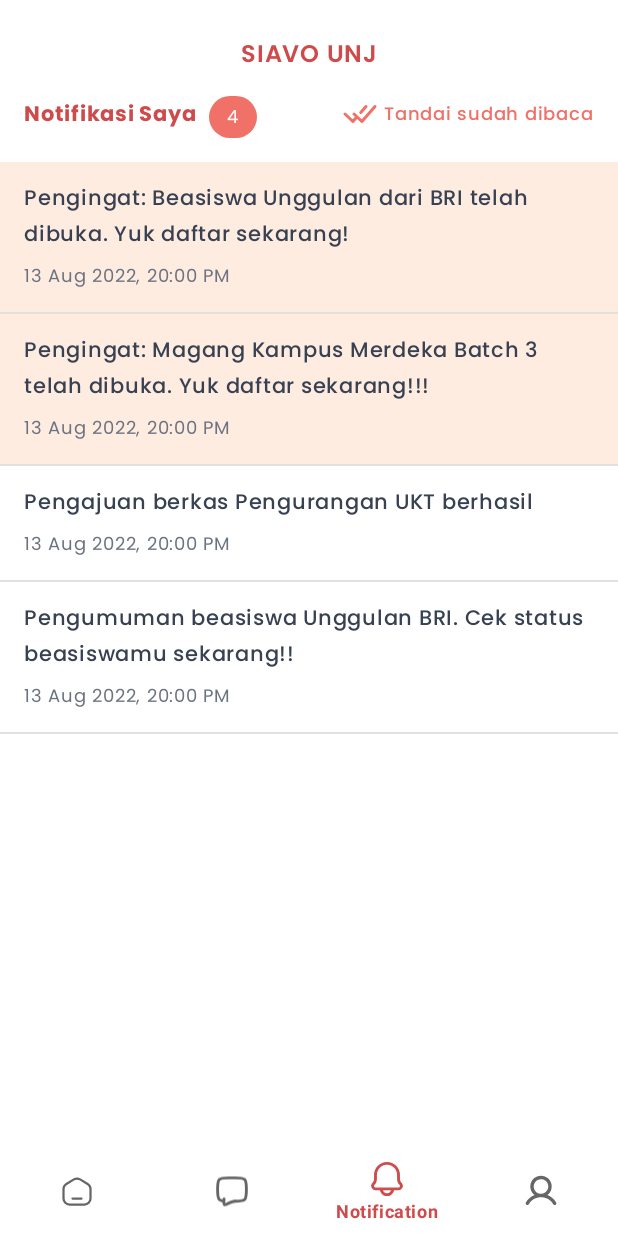
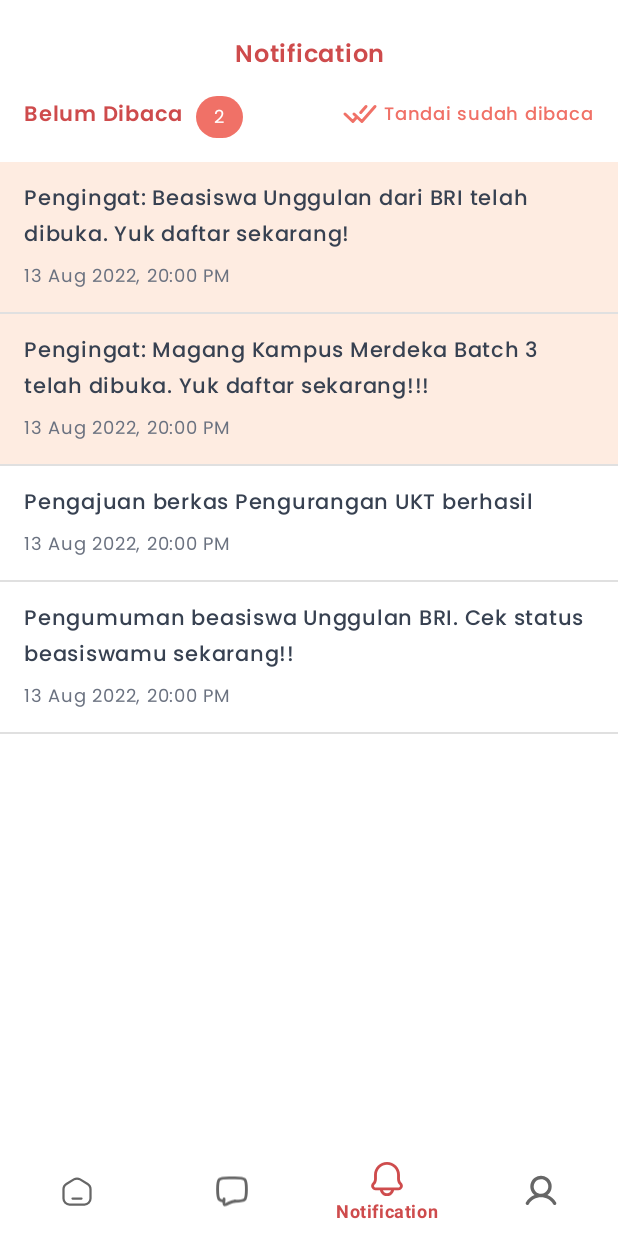
Before and after one commit to wiryadev/SiavoUNJ, an Android app built with Jetpack Compose: the NotificationFragment screen opened through its navigation route, on a phone screen of 412 x 824 dp. Run offline under Robolectric (Android 15) with nearby library versions, the phone set to English and light mode, and no system bars; our stand-ins replace constraintlayout-compose, navigation-ui.

Commit message:
improve notification UI

```diff
--- a/app/src/main/java/com/wiryadev/siavounj/ui/components/AuthHeader.kt
+++ b/app/src/main/java/com/wiryadev/siavounj/ui/components/AuthHeader.kt
@@ -15,7 +15,7 @@ import coil.compose.AsyncImage
 import com.wiryadev.siavounj.R
 import com.wiryadev.siavounj.ui.theme.Neutral600
 import com.wiryadev.siavounj.ui.theme.SiavoUNJTheme
-import com.wiryadev.siavounj.ui.theme.body2Bold
+import com.wiryadev.siavounj.ui.theme.body2SemiBold
 import com.wiryadev.siavounj.ui.theme.body3Medium
 
 @Composable
@@ -45,7 +45,7 @@ fun AuthHeader(
         Spacer(modifier = Modifier.height(32.dp))
         Text(
             text = bodyText,
-            style = body2Bold,
+            style = body2SemiBold,
             textAlign = TextAlign.Center,
             modifier = Modifier.fillMaxWidth(),
         )
--- a/app/src/main/java/com/wiryadev/siavounj/ui/screens/notification/NotificationScreen.kt
+++ b/app/src/main/java/com/wiryadev/siavounj/ui/screens/notification/NotificationScreen.kt
@@ -36,7 +36,7 @@ import com.wiryadev.siavounj.ui.theme.Debutante500
 import com.wiryadev.siavounj.ui.theme.Debutante600
 import com.wiryadev.siavounj.ui.theme.SiavoUNJTheme
 import com.wiryadev.siavounj.ui.theme.body1SemiBold
-import com.wiryadev.siavounj.ui.theme.body2Bold
+import com.wiryadev.siavounj.ui.theme.body2SemiBold
 import com.wiryadev.siavounj.ui.theme.body3
 import com.wiryadev.siavounj.ui.theme.body3Medium
 
@@ -48,7 +48,7 @@ fun NotificationScreen(
         modifier = modifier,
     ) {
         NotificationAppBar(
-            notificationsAmount = previewNotificationPreview.size,
+            notificationsAmount = previewNotificationPreview.filterNot { it.isRead }.size,
         )
         LazyColumn {
             items(previewNotificationPreview) { item ->
@@ -81,7 +81,7 @@ fun NotificationAppBar(
             .padding(bottom = 16.dp),
     ) {
         Text(
-            text = "SIAVO UNJ",
+            text = stringResource(id = R.string.notification),
             style = body1SemiBold,
             color = Debutante600,
             textAlign = TextAlign.Center,
@@ -98,8 +98,8 @@ fun NotificationAppBar(
         ) {
             Row {
                 Text(
-                    text = stringResource(R.string.my_notifications),
-                    style = body2Bold,
+                    text = stringResource(R.string.unread),
+                    style = body2SemiBold,
                     color = Debutante600,
                 )
                 Spacer(modifier = Modifier.width(8.dp))
--- a/app/src/main/java/com/wiryadev/siavounj/ui/theme/Type.kt
+++ b/app/src/main/java/com/wiryadev/siavounj/ui/theme/Type.kt
@@ -85,10 +85,10 @@ val body2Medium: TextStyle
         fontWeight = FontWeight.Medium,
     )
 
-val body2Bold: TextStyle
+val body2SemiBold: TextStyle
     @Composable get() = MaterialTheme.typography.body1.copy(
         fontSize = 14.sp,
-        fontWeight = FontWeight.Bold,
+        fontWeight = FontWeight.SemiBold,
     )
 
 val body2Link: TextStyle
--- a/app/src/main/res/values/strings.xml
+++ b/app/src/main/res/values/strings.xml
@@ -42,6 +42,7 @@
     <string name="saved_discussions">Diskusi Tersimpan</string>
     <string name="discussion_forum">Forum Diskusi</string>
     <string name="mark_as_read">Tandai sudah dibaca</string>
+    <string name="unread">Belum Dibaca</string>
     <string name="add_topic">Tambah Topik</string>
     <string name="my_notifications">Notifikasi Saya</string>
 </resources>
```
